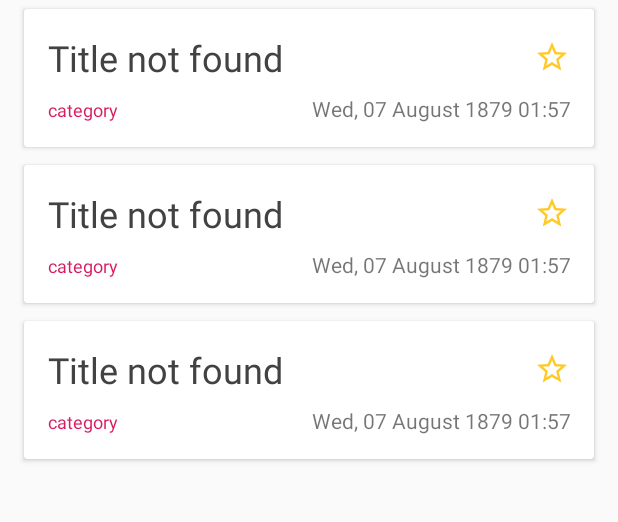
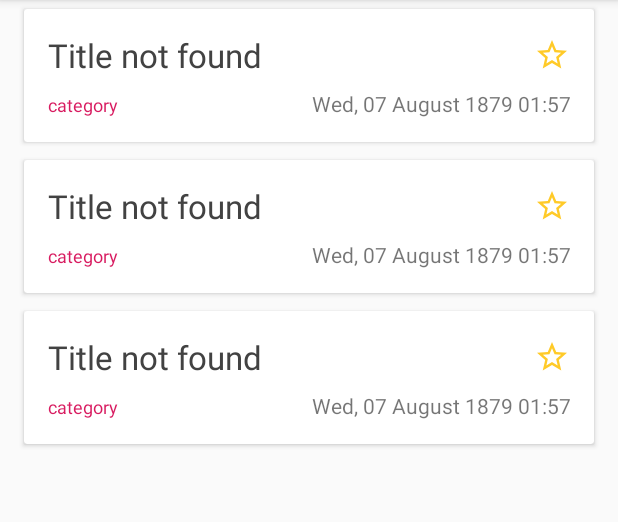
Before and after one commit to RockPilgrim/Gooood-News, an Android app: the layout list_activity.xml on its own in the app's theme, with its tools: preview values and no code run, on a phone screen of 412 x 824 dp, the part 84-606 px from its top. Run offline under Robolectric (Android 15) with nearby library versions, the phone set to English and light mode, and no system bars.

Commit message:
Edit list activity design (title in items and toolbar interaction)

```diff
--- a/GoooodNews/app/build.gradle
+++ b/GoooodNews/app/build.gradle
@@ -25,7 +25,8 @@ android {
     }
     buildTypes {
         release {
-            minifyEnabled false
+            minifyEnabled false  /// Not readable code
+            shrinkResources false  /// Compact space
             proguardFiles getDefaultProguardFile('proguard-android-optimize.txt'), 'proguard-rules.pro'
         }
     }
--- a/GoooodNews/app/src/main/res/layout/list_activity.xml
+++ b/GoooodNews/app/src/main/res/layout/list_activity.xml
@@ -1,12 +1,26 @@
 <?xml version="1.0" encoding="utf-8"?>
 <LinearLayout xmlns:android="http://schemas.android.com/apk/res/android"
     xmlns:tools="http://schemas.android.com/tools"
+    android:orientation="vertical"
     android:layout_width="match_parent"
     android:layout_height="match_parent"
     xmlns:app="http://schemas.android.com/apk/res-auto"
-    tools:context=".ui.list.ListActivity"
-    android:orientation="vertical">
+    tools:context=".ui.list.ListActivity">
 
+    <androidx.coordinatorlayout.widget.CoordinatorLayout
+        android:layout_width="match_parent"
+        android:layout_height="wrap_content">
+        <com.google.android.material.appbar.AppBarLayout
+            android:layout_width="match_parent"
+            android:layout_height="wrap_content">
+            <com.google.android.material.appbar.CollapsingToolbarLayout
+                app:layout_scrollFlags="scroll|enterAlways"
+                android:layout_width="match_parent"
+                android:layout_height="wrap_content">
+                <LinearLayout
+                    android:orientation="vertical"
+                    android:layout_width="match_parent"
+                    android:layout_height="wrap_content">
                     <androidx.appcompat.widget.Toolbar
                         android:id="@+id/listToolbar"
                         app:title="@string/app_name"
@@ -14,7 +28,15 @@
                         android:background="@color/colorPrimary"
                         android:layout_width="match_parent"
                         android:layout_height="wrap_content"/>
+                </LinearLayout>
+            </com.google.android.material.appbar.CollapsingToolbarLayout>
+        </com.google.android.material.appbar.AppBarLayout>
 
+            <LinearLayout
+                app:layout_behavior="com.google.android.material.appbar.AppBarLayout$ScrollingViewBehavior"
+                android:orientation="vertical"
+                android:layout_width="match_parent"
+                android:layout_height="match_parent">
                 <androidx.swiperefreshlayout.widget.SwipeRefreshLayout
                     android:id="@+id/refreshLayout"
                     android:layout_width="match_parent"
@@ -26,5 +48,6 @@
                         android:layout_width="match_parent"
                         android:layout_height="match_parent" />
                 </androidx.swiperefreshlayout.widget.SwipeRefreshLayout>
-
             </LinearLayout>
+    </androidx.coordinatorlayout.widget.CoordinatorLayout>
+</LinearLayout>
--- a/GoooodNews/app/src/main/res/layout/list_item.xml
+++ b/GoooodNews/app/src/main/res/layout/list_item.xml
@@ -20,9 +20,10 @@
             <TextView
                 android:id="@+id/itemTitleTextView"
                 android:text="@string/title_not_found"
-                android:textSize="24sp"
+                android:textSize="22sp"
                 android:textColor="@color/colorTitleText"
-                android:maxLines="1"
+                android:maxLines="2"
+                android:ellipsize="end"
                 android:layout_weight="1"
                 android:layout_gravity="start"
                 android:layout_width="0dp"
```
Lines whose indentation alone changed are shown as unchanged.
